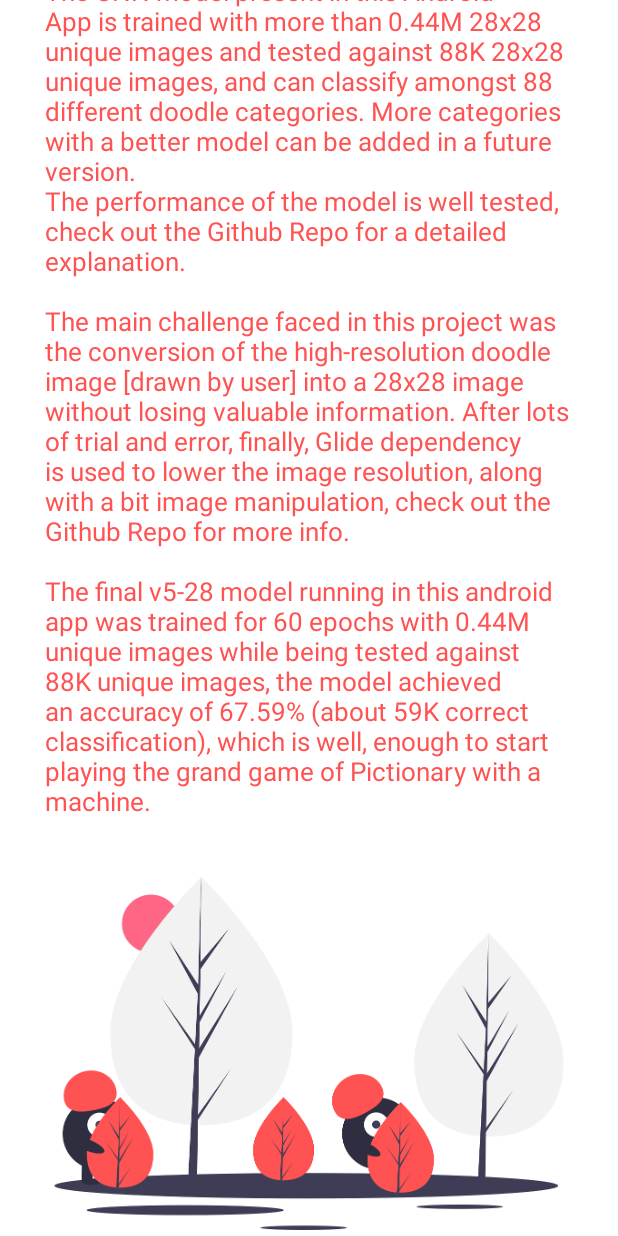
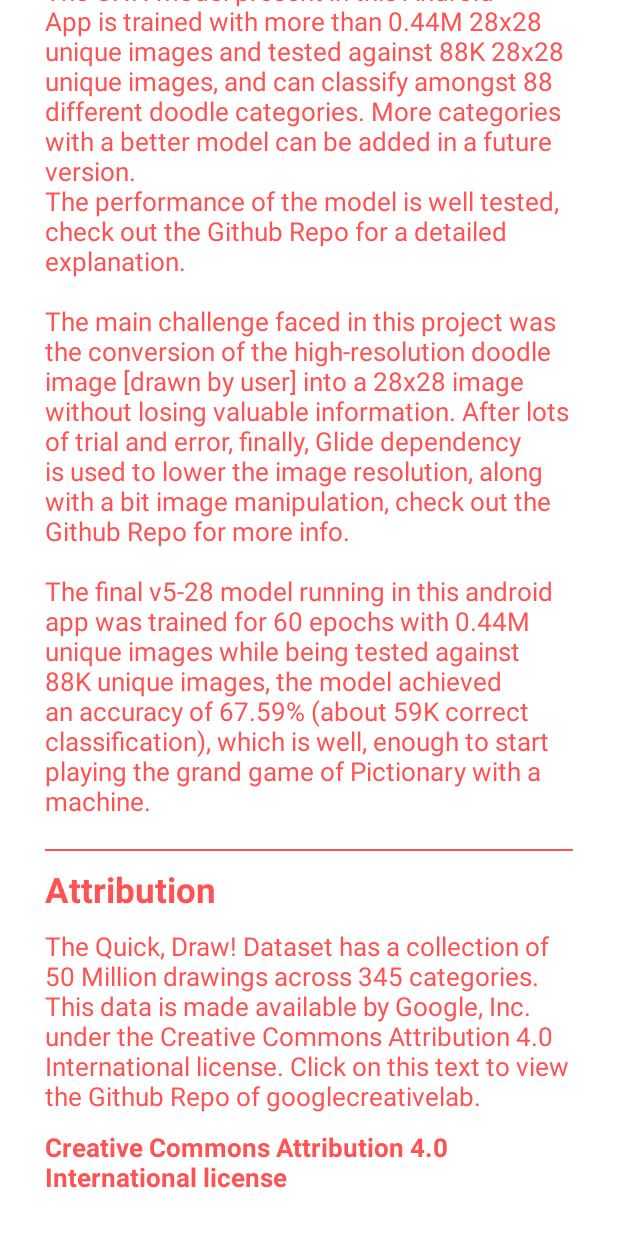
Before and after one commit to jyotirmoy-paul/DoodleMe, an Android app: the AboutProjectActivity screen opened directly, with no data from a screen before it, scrolled down 576 dp, on a phone screen of 412 x 824 dp. Run offline under Robolectric (Android 15) with nearby library versions, the phone set to English and light mode, and no system bars.

Commit message:
changed prediction algorithm -- edited about-project section -- added attribution -- improved few layouts

```diff
--- a/DoodleMeApp/app/src/main/AndroidManifest.xml
+++ b/DoodleMeApp/app/src/main/AndroidManifest.xml
@@ -13,7 +13,8 @@
         android:supportsRtl="true"
         android:theme="@style/AppTheme"
         tools:ignore="GoogleAppIndexingWarning">
-        <activity android:name=".AboutProjectActivity"></activity>
+        <activity android:name=".AboutProjectActivity"
+            android:screenOrientation="portrait"/>
         <activity
             android:name=".LandingActivity"
             android:screenOrientation="portrait">
@@ -25,7 +26,7 @@
         </activity>
         <activity
             android:name=".MainActivity"
-            android:screenOrientation="portrait"></activity>
+            android:screenOrientation="portrait"/>
     </application>
 
 </manifest>
--- a/DoodleMeApp/app/src/main/java/paul/cipherresfeber/doodleme/AboutProjectActivity.java
+++ b/DoodleMeApp/app/src/main/java/paul/cipherresfeber/doodleme/AboutProjectActivity.java
@@ -1,7 +1,10 @@
 package paul.cipherresfeber.doodleme;
 
+import android.content.Intent;
+import android.net.Uri;
+import android.os.Bundle;
 import android.support.v7.app.AppCompatActivity;
-import android.os.Bundle;
+import android.view.View;
 import android.widget.TextView;
 
 public class AboutProjectActivity extends AppCompatActivity {
@@ -13,7 +16,7 @@ public class AboutProjectActivity extends AppCompatActivity {
 
         String projectDescription = "\"Doodle Me\" project is deep learning based CNN (Convolutional Neural Network) model which can distinguish 88 different doodle categories.  \n" +
                 "\n" +
-                "Thanks to Google for providing 15M doodles of over 300 categories, this project just uses a fraction of those data to operate. The CNN architecture designed to train and predict doodles can be found in the Github Repo.\n" +
+                "Thanks to Google for providing 50M doodles of over 300 categories, this project just uses a fraction of those data to operate. The CNN architecture designed to train and predict doodles can be found in the Github Repo.\n" +
                 "The CNN model present in this Android App is trained with more than 0.44M 28x28 unique images and tested against 88K 28x28 unique images, and can classify amongst 88 different doodle categories. More categories with a better model can be added in a future version.\n" +
                 "The performance of the model is well tested, check out the Github Repo for a detailed explanation.\n" +
                 "\n" +
@@ -23,5 +26,27 @@ public class AboutProjectActivity extends AppCompatActivity {
 
         ((TextView)findViewById(R.id.txvProjectDescription)).setText(projectDescription);
 
+        String licenseAndCopyWriteStuff = "The Quick, Draw! Dataset has a collection of 50 Million drawings across 345 categories. This data is made available by Google, Inc. under the Creative Commons Attribution 4.0 International license. Click on this text to view the Github Repo of googlecreativelab.";
+
+        TextView textViewLicense = findViewById(R.id.txvAttribution);
+        textViewLicense.setText(licenseAndCopyWriteStuff);
+        textViewLicense.setOnClickListener(new View.OnClickListener() {
+            @Override
+            public void onClick(View v) {
+                Intent viewOnGithub = new Intent(Intent.ACTION_VIEW);
+                viewOnGithub.setData(Uri.parse("https://github.com/googlecreativelab/quickdraw-dataset"));
+                startActivity(viewOnGithub);
+            }
+        });
+
+        (findViewById(R.id.txvLicense)).setOnClickListener(new View.OnClickListener() {
+            @Override
+            public void onClick(View v) {
+                Intent viewOnGithub = new Intent(Intent.ACTION_VIEW);
+                viewOnGithub.setData(Uri.parse("https://creativecommons.org/licenses/by/4.0"));
+                startActivity(viewOnGithub);
+            }
+        });
+
     }
 }
--- a/DoodleMeApp/app/src/main/res/layout/activity_about_project.xml
+++ b/DoodleMeApp/app/src/main/res/layout/activity_about_project.xml
@@ -38,6 +38,49 @@
             android:layout_width="match_parent"
             android:layout_height="wrap_content" />
 
+        <View
+            android:layout_marginStart="30dp"
+            android:layout_marginEnd="30dp"
+            android:layout_marginTop="20dp"
+            android:background="@color/colorPrimary"
+            android:layout_width="wrap_content"
+            android:layout_height="1dp"/>
+
+        <TextView
+            android:layout_marginTop="10dp"
+            android:textStyle="bold"
+            android:layout_marginEnd="10dp"
+            android:layout_marginStart="30dp"
+            android:textSize="23sp"
+            android:textColor="@color/colorPrimary"
+            android:text="Attribution"
+            android:layout_width="match_parent"
+            android:layout_height="wrap_content" />
+
+        <TextView
+            android:text="License and copy write stuff here..."
+            android:layout_marginEnd="30dp"
+            android:layout_marginStart="30dp"
+            android:id="@+id/txvAttribution"
+            android:layout_marginTop="10dp"
+            android:textSize="17sp"
+            android:textColor="@color/colorPrimary"
+            android:layout_width="match_parent"
+            android:layout_height="wrap_content" />
+
+        <TextView
+            android:textStyle="bold"
+            android:text="Creative Commons Attribution 4.0 International license"
+            android:layout_marginEnd="30dp"
+            android:layout_marginStart="30dp"
+            android:id="@+id/txvLicense"
+            android:layout_marginTop="10dp"
+            android:textSize="17sp"
+            android:textColor="@color/colorPrimary"
+            android:layout_width="match_parent"
+            android:layout_height="wrap_content" />
+
+
         <ImageView
             android:src="@drawable/about_project_two"
             android:layout_width="wrap_content"
```
Also changed, not shown: DoodleMeApp/app/src/main/java/paul/cipherresfeber/doodleme/Fragments/DoodleDrawingFragment.java (+17 -17 lines), DoodleMeApp/app/src/main/res/layout/activity_landing.xml (+20 -11 lines), DoodleMeApp/app/src/main/res/layout/activity_main.xml (+6 -4 lines), DoodleMeApp/app/src/main/res/layout/fragment_result.xml (+7 -2 lines), DoodleMeApp/app/src/main/res/values/strings.xml (line endings or trailing spaces).
